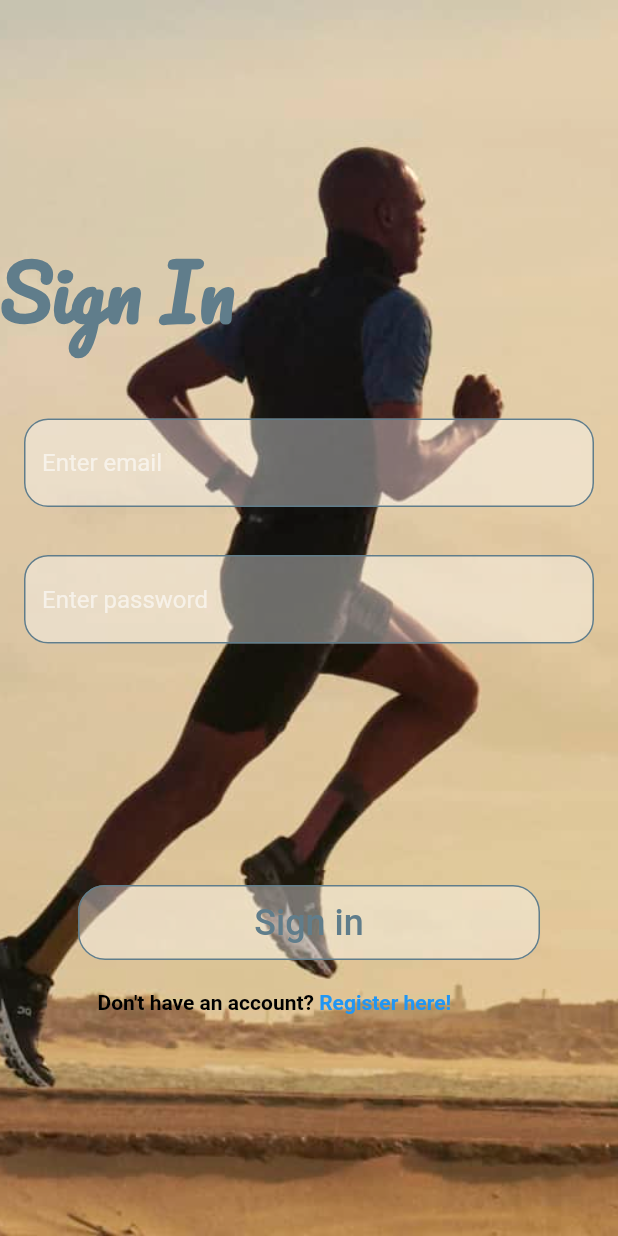
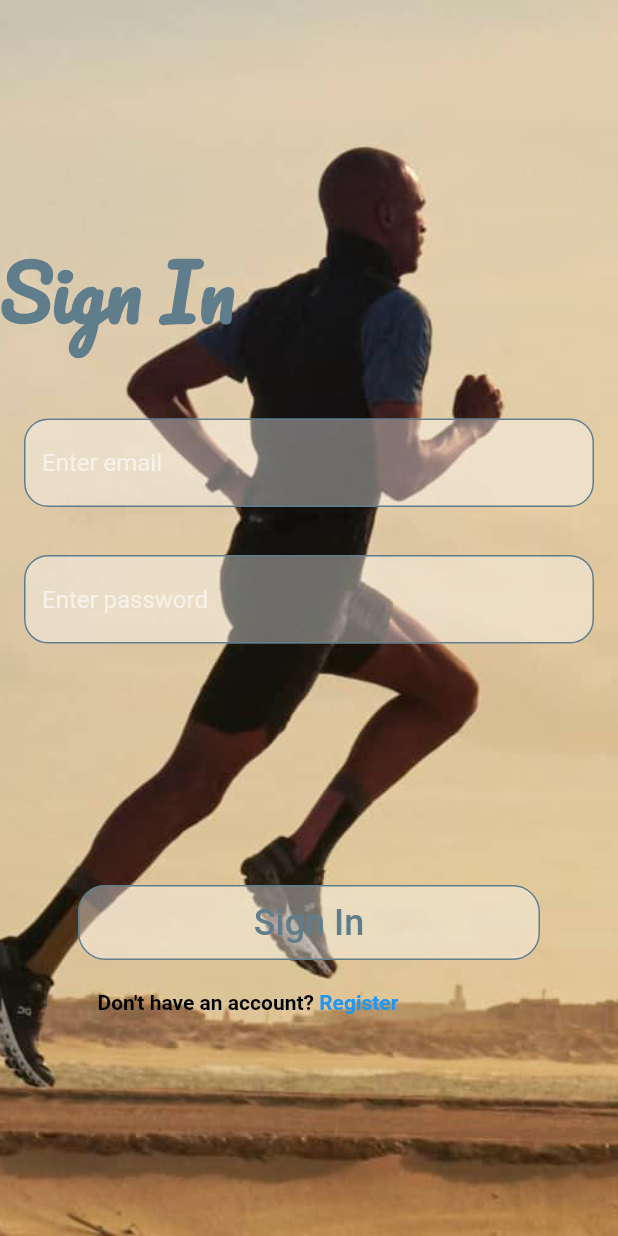
Before and after one commit to KurtClemens/time_to_run_frontend, a Flutter app: the screen it shows after launch, on a phone screen of 412 x 824 dp. Run offline on Flutter 3.47's test engine with Material 2 defaults, Android fonts, the phone set to English and light mode, and no system bars; our stand-ins replace dio, fluttertoast, google_fonts, shared_preferences; missing offline and left inert: mongo_dart.

Commit message:
static const Strings added

```diff
--- a/lib/screens/login_screen.dart
+++ b/lib/screens/login_screen.dart
@@ -3,7 +3,8 @@ import 'package:fluttertoast/fluttertoast.dart';
 import 'package:google_fonts/google_fonts.dart';
 import 'package:time_to_run/screens/intro_screen.dart';
 import 'package:time_to_run/screens/register_screen.dart';
-import 'package:time_to_run/screens/user.dart';
+import 'package:time_to_run/shared/strings.dart';
+import 'package:time_to_run/shared/user.dart';
 // import 'package:time_to_run/services/dbservices.dart';
 import 'package:flutter/src/widgets/basic.dart';
 import 'package:http/http.dart' as http;
@@ -42,7 +43,7 @@ class _LoginScreenState extends State<LoginScreen> {
                         SizedBox(
                           height: 150,
                         ),
-                        Text('Sign In',
+                        Text(Strings.signIn,
                             style: GoogleFonts.pacifico(
                                 fontWeight: FontWeight.bold,
                                 fontSize: 50,
@@ -59,19 +60,19 @@ class _LoginScreenState extends State<LoginScreen> {
                             },
                             validator: (value) {
                               if (value!.isEmpty) {
-                                return 'Enter something';
+                                return Strings.enterEmail;
                               } else if (RegExp(
                                       r"^[a-zA-Z0-9.a-zA-Z0-9.!#$%&'*+-/=?^_`{|}~]+@[a-zA-Z0-9]+\.[a-zA-Z]+")
                                   .hasMatch(value)) {
                                 return null;
                               } else {
-                                return 'Enter valid email';
+                                return Strings.enterValidEmail;
                               }
                             },
                             decoration: InputDecoration(
                                 filled: true,
                                 fillColor: Colors.white38,
-                                hintText: 'Enter email',
+                                hintText: Strings.enterEmail,
                                 enabledBorder: OutlineInputBorder(
                                     borderRadius: BorderRadius.circular(16),
                                     borderSide:
@@ -98,7 +99,7 @@ class _LoginScreenState extends State<LoginScreen> {
                             },
                             validator: (value) {
                               if (value!.isEmpty) {
-                                return 'Enter something';
+                                return Strings.enterPassword;
                               } else {
                                 return null;
                               }
@@ -106,7 +107,7 @@ class _LoginScreenState extends State<LoginScreen> {
                             decoration: InputDecoration(
                                 filled: true,
                                 fillColor: Colors.white38,
-                                hintText: 'Enter password',
+                                hintText: Strings.enterPassword,
                                 enabledBorder: OutlineInputBorder(
                                     borderRadius: BorderRadius.circular(16),
                                     borderSide:
@@ -141,14 +142,13 @@ class _LoginScreenState extends State<LoginScreen> {
                                                 color: Colors.blueGrey)))),
                                 onPressed: () {
                                   if (_formKey.currentState!.validate()) {
-                                    print('ok');
                                     AuthService()
                                         .login(user.email, user.password)
                                         .then((val) {
                                       if (val != null && val.data['success']) {
                                         token = val.data['token'];
                                         Fluttertoast.showToast(
-                                            msg: 'Welcome, let\'s run!',
+                                            msg: Strings.welcome,
                                             toastLength: Toast.LENGTH_LONG,
                                             gravity: ToastGravity.BOTTOM,
                                             backgroundColor: Colors.green,
@@ -162,11 +162,9 @@ class _LoginScreenState extends State<LoginScreen> {
                                                     IntroScreen()));
                                       }
                                     });
-                                  } else {
-                                    print('not ok');
                                   }
                                 },
-                                child: Text('Sign in',
+                                child: Text(Strings.signIn,
                                     style: TextStyle(
                                         color: Colors.blueGrey, fontSize: 24)),
                               )),
@@ -176,7 +174,7 @@ class _LoginScreenState extends State<LoginScreen> {
                           child: Row(
                             children: [
                               Text(
-                                'Don\'t have an account? ',
+                                Strings.noAccount,
                                 style: TextStyle(
                                     color: Colors.black,
                                     fontWeight: FontWeight.bold),
@@ -190,7 +188,7 @@ class _LoginScreenState extends State<LoginScreen> {
                                                 RegisterScreen()));
                                   },
                                   child: Text(
-                                    'Register here!',
+                                    Strings.register,
                                     style: TextStyle(
                                         color: Colors.blue,
                                         fontWeight: FontWeight.bold),
--- a/lib/screens/overview_screen.dart
+++ b/lib/screens/overview_screen.dart
@@ -7,6 +7,7 @@ import 'package:time_to_run/services/authservice.dart';
 // import 'package:time_to_run/services/dbservices.dart';
 import 'package:time_to_run/shared/menu_bottom.dart';
 import 'package:time_to_run/shared/menu_drawer.dart';
+import 'package:time_to_run/shared/strings.dart';
 
 class OverviewScreen extends StatefulWidget {
   const OverviewScreen({Key? key}) : super(key: key);
@@ -23,7 +24,7 @@ class _OverviewScreenState extends State<OverviewScreen> {
   Widget build(BuildContext context) {
     return Scaffold(
       appBar: AppBar(
-        title: Text('Overview'),
+        title: Text(Strings.overview),
       ),
       drawer: MenuDrawer(),
       bottomNavigationBar: MenuBottom(),
@@ -48,7 +49,7 @@ class _OverviewScreenState extends State<OverviewScreen> {
                       });
                 } else {
                   return Center(
-                    child: Text("no data available"),
+                    child: Text(Strings.noData),
                   );
                 }
               }
--- a/lib/screens/setting_screen.dart
+++ b/lib/screens/setting_screen.dart
@@ -1,4 +1,5 @@
 import 'package:flutter/material.dart';
+import 'package:time_to_run/shared/strings.dart';
 import 'package:time_to_run/widget/change_theme_button.dart';
 
 class SettingScreen extends StatefulWidget {
@@ -15,7 +16,7 @@ class _SettingScreen extends State<SettingScreen> {
   Widget build(BuildContext context) {
     return Scaffold(
         appBar: AppBar(
-      title: Text('Dark mode'),
+      title: Text(Strings.darkMode),
       actions: [
         ChangeThemeButtonWidget(),
       ],
--- a/lib/services/authservice.dart
+++ b/lib/services/authservice.dart
@@ -8,7 +8,7 @@ import 'package:flutter/material.dart';
 import 'package:fluttertoast/fluttertoast.dart';
 import 'package:time_to_run/data/http_helper.dart';
 import 'package:http/http.dart' as http;
-import 'package:time_to_run/screens/run.dart';
+import 'package:time_to_run/shared/run.dart';
 
 class AuthService {
   Dio dio = new Dio();
@@ -65,7 +65,6 @@ class AuthService {
     List<Run> runList = [];
     var url = Uri.parse('https://time-to-run.onrender.com/getruns');
     var response = await http.get(url);
-    print('response body: ${response.body}');
     var jsonList = jsonDecode(response.body);
     return jsonList;
   }
--- /dev/null
+++ b/lib/shared/strings.dart
@@ -0,0 +1,28 @@
+class Strings {
+  static const String addRun = "Add a run!";
+  static const String add = "Add";
+  static const String enterNameOfRun = "Enter the name of the run";
+  static const String enterRun = "Enter the name";
+  static const String enterDistanceRun = "Enter the distance of the run";
+  static const String enterDistance = "Enter the distance";
+  static const String enterLocationRun = "Enter the location of the run";
+  static const String enterLocation = "Enter the location";
+  static const String enterDateRun = "Enter the date of the run";
+  static const String enterDateInFormat = "Enter the date in format 2000-12-31";
+  static const String timeToRun = "Time To Run";
+  static const String runMilesDringWine = "Run miles, drink wine!";
+  static const String signIn = "Sign In";
+  static const String enterEmail = "Enter email";
+  static const String enterValidEmail = "Enter a valid email";
+  static const String enterPassword = "Enter password";
+  static const String welcome = "Welcome, let\'s run!";
+  static const String enterValidPassword = "Enter valid password";
+  static const String noAccount = "Don\'t have an account? ";
+  static const String registerHere = "Register here!";
+  static const String register = "Register";
+  static const String overview = "Overview";
+  static const String noData = "no data available";
+  static const String alreadyAccount = "Already have an account? ";
+  static const String successRegistered = " succesfully registered";
+  static const String darkMode = "Dark mode";
+}
```
Also changed, not shown: lib/screens/addRun_screen.dart (+12 -11 lines), lib/screens/intro_screen.dart (+4 -3 lines), lib/screens/register_screen.dart (+12 -14 lines), lib/shared/run.dart (renamed from lib/screens/run.dart), lib/shared/user.dart (renamed from lib/screens/user.dart).
